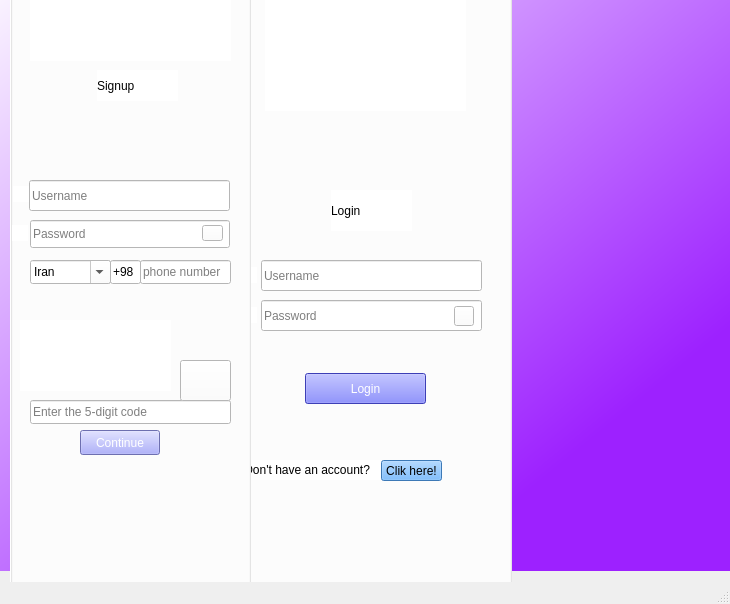
Above: login.ui from Pourya231/converso before the change. Below: the same form after it.
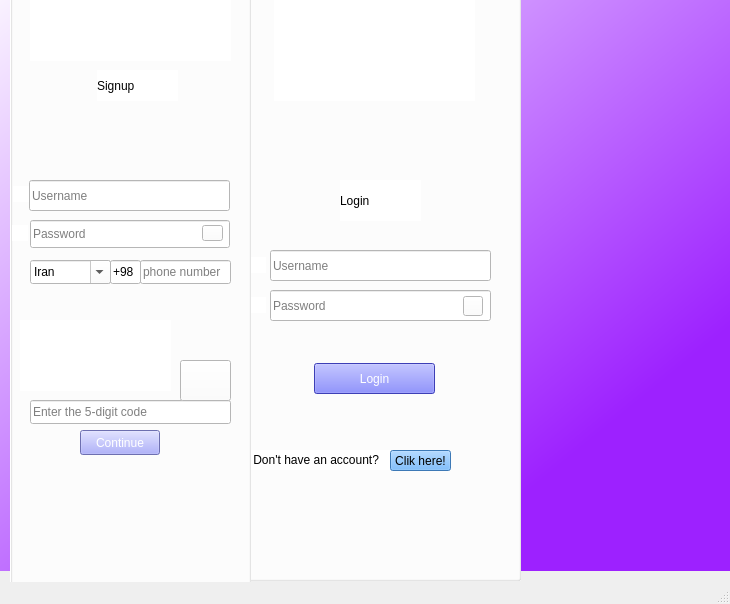
That is the form after the change. Icons and pictures are not drawn.

Commit message: the push button in sign up page is now responsive to captcha

What changed in the file:
```diff
--- a/login.ui
+++ b/login.ui
@@ -401,8 +401,8 @@
    <widget class="QGroupBox" name="groupBox">
     <property name="geometry">
      <rect>
-      <x>231</x>
-      <y>-10</y>
+      <x>240</x>
+      <y>-20</y>
       <width>281</width>
       <height>601</height>
      </rect>
```
Left out of the diff: 8 changed lines with no effect on the pictures. The commit also changes 4 other files.
